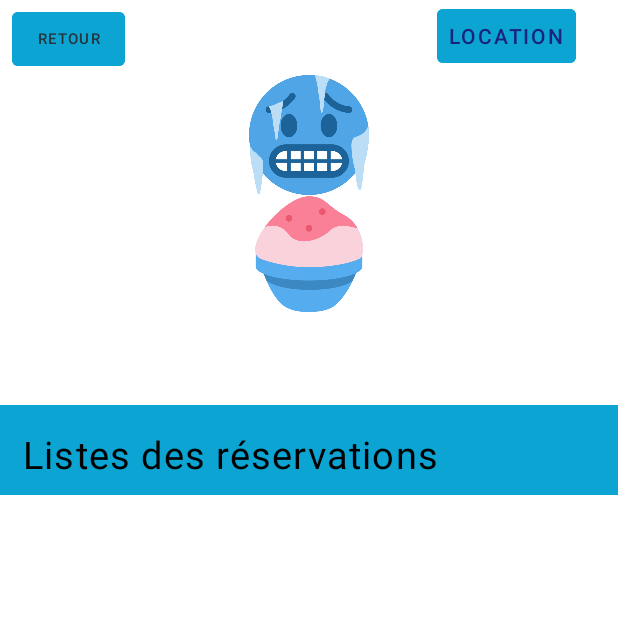
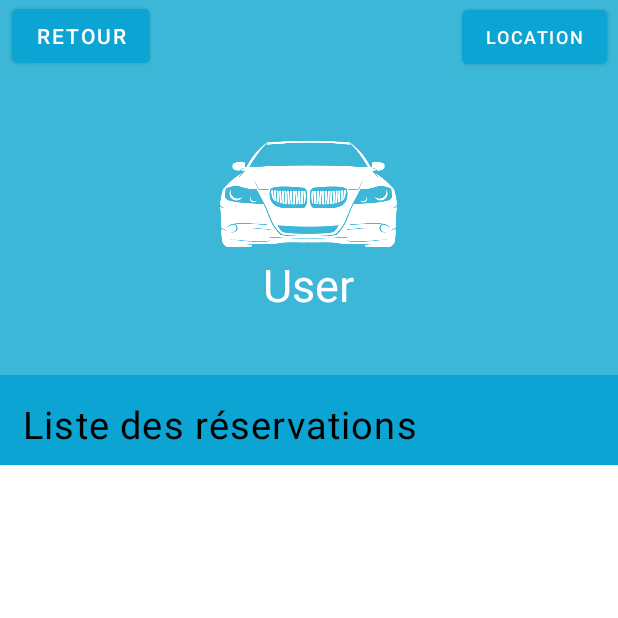
Before and after one commit to Maxowy27/Cars-Project-Android, an Android app: the AccountActivity screen opened directly, with no data from a screen before it, on a phone screen of 412 x 824 dp, the top half of it. Run offline under Robolectric (Android 15) with nearby library versions, the phone set to English and light mode, and no system bars.

Commit message:
Location + corrections

```diff
--- a/app/src/main/java/com/example/voiture/GeoLocalisation.java
+++ b/app/src/main/java/com/example/voiture/GeoLocalisation.java
@@ -2,6 +2,7 @@ package com.example.voiture;
 
 import android.Manifest;
 import android.content.Context;
+import android.content.Intent;
 import android.content.pm.PackageManager;
 import android.location.Address;
 import android.location.Geocoder;
@@ -127,7 +128,11 @@ public class GeoLocalisation extends AppCompatActivity {
         longitude = findViewById(R.id.textViewLongitude);
         Adresse = findViewById(R.id.textViewAdresse);
 
-
+        findViewById(R.id.return_button).setOnClickListener(click -> {
+            Intent intent = new Intent(this, AccountActivity.class);
+            startActivity(intent);
+            overridePendingTransition(R.anim.down, R.anim.small);
+        });
 
         Log.d("GPS", "onCreate");
 
--- a/app/src/main/res/layout/activity_account.xml
+++ b/app/src/main/res/layout/activity_account.xml
@@ -1,5 +1,6 @@
 <?xml version="1.0" encoding="utf-8"?>
 <LinearLayout xmlns:android="http://schemas.android.com/apk/res/android"
+    xmlns:app="http://schemas.android.com/apk/res-auto"
     android:orientation="vertical"
     android:layout_width="match_parent"
     android:layout_height="match_parent"
@@ -9,30 +10,28 @@
     <LinearLayout
         android:layout_width="match_parent"
         android:layout_height="50dp"
-        android:orientation="horizontal">
+        android:orientation="horizontal"
+        android:background="#3DB7D8">
 
         <Button
             android:id="@+id/return_button"
-            android:layout_width="75dp"
+            android:layout_width="wrap_content"
             android:layout_height="wrap_content"
             android:layout_marginHorizontal="8dp"
             android:backgroundTint="#0CA4D3"
-            android:text="@string/back"
-            android:textColor="#263238"
-            android:textSize="10sp"
-            tools:ignore="SmallSp,TextSizeCheck"
-            style="?android:attr/buttonBarButtonStyle" />
+            android:text="retour"
+            />
 
         <Button
             android:id="@+id/location"
-            style="?android:attr/buttonBarButtonStyle"
             android:layout_width="wrap_content"
             android:layout_height="wrap_content"
             android:layout_marginHorizontal="8dp"
+            android:backgroundTint="#0CA4D3"
+            android:text="location"
+            android:textSize="12dp"
             android:layout_marginStart="200dp"
-            android:backgroundTint="#0CA4D3"
-            android:text="@string/location"
-            android:textColor="#1A237E" />
+            />
 
     </LinearLayout>
 
@@ -40,29 +39,23 @@
         android:layout_width="match_parent"
         android:layout_height="200dp"
         android:gravity="center"
-        android:orientation="vertical">
+        android:orientation="vertical"
+        android:background="#3DB7D8">
 
         <ImageView
-            android:layout_width="80dp"
+            android:layout_width="150dp"
             android:layout_height="80dp"
-            android:background="@drawable/coldface"
-            tools:ignore="ImageContrastCheck"
-            android:contentDescription="@string/profil_picture" />
-
-        <ImageView
-            android:layout_width="80dp"
-            android:layout_height="80dp"
-            android:background="@drawable/shavedice"
-            tools:ignore="ImageContrastCheck"
-            android:contentDescription="@string/emoji" />
+            android:background="@drawable/logo3"
+            />
+        =
 
         <TextView
             android:layout_width="wrap_content"
             android:layout_height="wrap_content"
-            android:text="@string/name"
-            android:textSize="30sp"
+            android:text="User"
+            android:textSize="30dp"
             android:layout_marginHorizontal="30dp"
-            android:textColor="@color/black"/>
+            android:textColor="@color/white"/>
 
     </LinearLayout>
 
@@ -72,7 +65,6 @@
         android:layout_width="match_parent"
         android:layout_height="60dp"
         android:background="#0CA4D3"
-        android:layout_marginTop="20dp"
         >
 
         <TextView
@@ -80,7 +72,7 @@
             android:layout_width="wrap_content"
             android:layout_height="wrap_content"
             android:textSize="25sp"
-            android:text="@string/listes_des_reservations"
+            android:text="Liste des réservations"
             android:textColor="@color/black"
             android:textAppearance="@style/TextAppearance.Material3.BodyLarge"
             android:layout_marginHorizontal="15dp"
--- a/app/src/main/res/layout/activity_all.xml
+++ b/app/src/main/res/layout/activity_all.xml
@@ -39,7 +39,7 @@
                 android:id="@+id/account_button"
                 android:layout_width="80dp"
                 android:layout_height="wrap_content"
-                android:layout_marginStart="100dp"
+                android:layout_marginStart="80dp"
                 android:backgroundTint="#0CA4D3"
                 android:text="@string/compte"
                 android:textSize="10sp"
--- a/app/src/main/res/layout/item_detail.xml
+++ b/app/src/main/res/layout/item_detail.xml
@@ -20,10 +20,11 @@
 
         <Button
             android:id="@+id/return_button"
-            android:layout_width="50dp"
+            android:layout_width="90dp"
             android:layout_height="wrap_content"
             android:layout_marginHorizontal="8dp"
             android:backgroundTint="#0CA4D3"
+            android:textSize="13dp"
             android:text="@string/back"
             android:textColor="#263238" />
 
```
Also changed, not shown: 3 other files.
